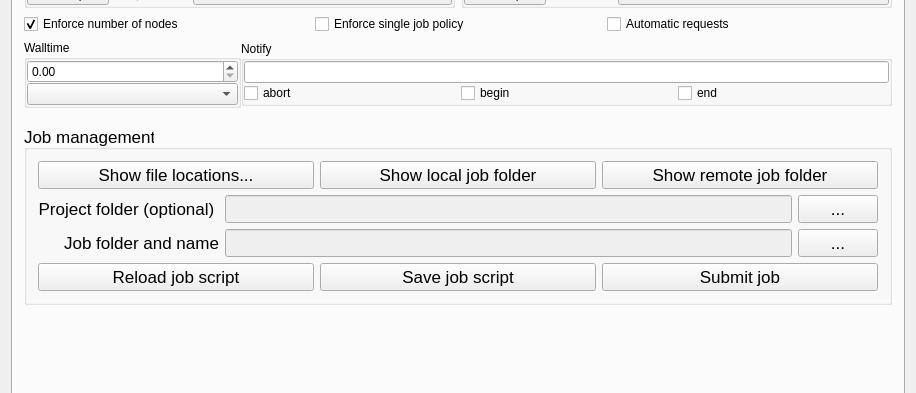
Old version of the form Launcher/mainwindow.ui in the repository hpcuantwerpen/Launcher; both pictures show x 0 to 916 and y 218 to 611 of the 916 by 907 pixel window.
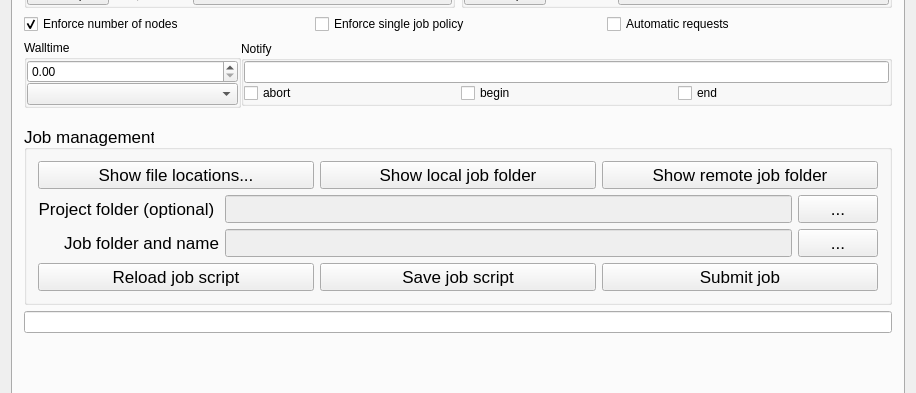
New version of the form.

Diff of the .ui file:
```diff
--- a/Launcher/mainwindow.ui
+++ b/Launcher/mainwindow.ui
@@ -378,7 +378,7 @@
               <number>0</number>
              </property>
              <item>
-              <widget class="QDoubleSpinBox" name="wWalltime">
+              <widget class="QDoubleSpinBox" name="wWalltime_0">
                <property name="sizePolicy">
                 <sizepolicy hsizetype="Minimum" vsizetype="Fixed">
                  <horstretch>0</horstretch>
@@ -677,6 +677,9 @@
           </layout>
          </widget>
         </item>
+        <item>
+         <widget class="QLineEdit" name="wWalltime"/>
+        </item>
         <item>
          <spacer name="verticalSpacer_2">
           <property name="orientation">
```
